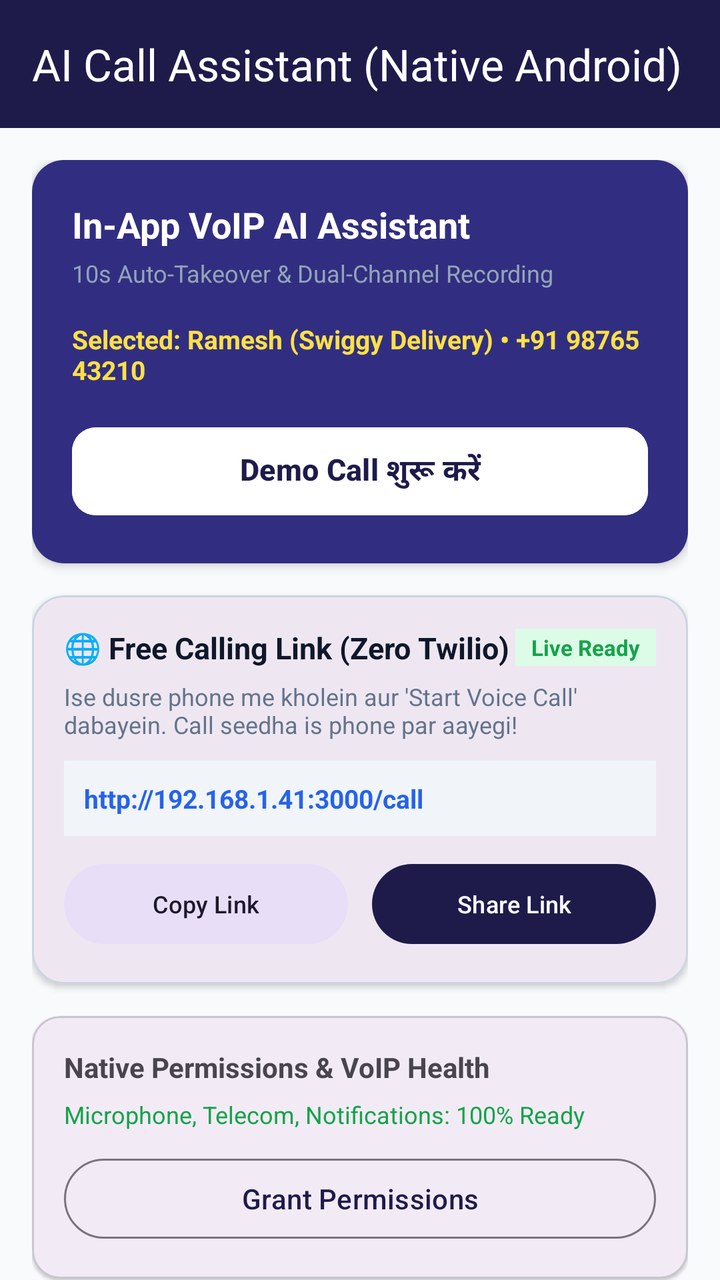
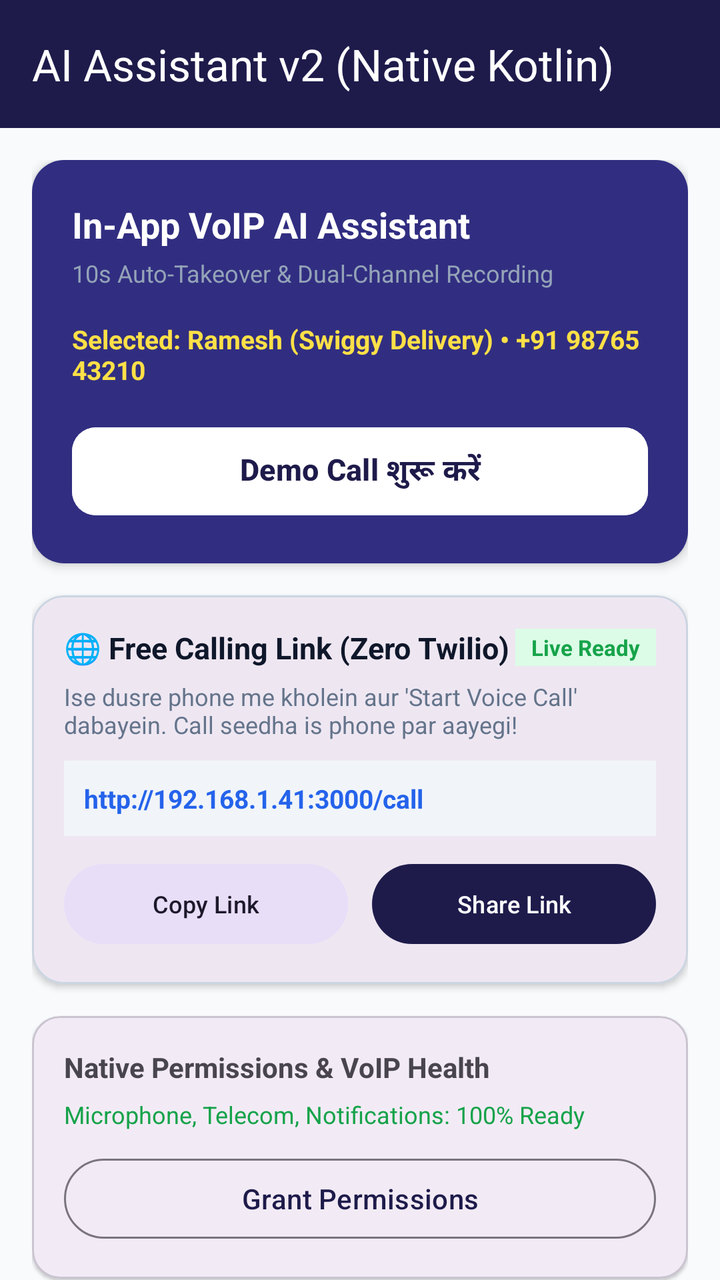

Before-and-after screenshots of an Android layout around one commit, followed by the original layout XML and the change that was made.
<!-- AndroidManifest.xml: application theme Theme.CallAssistant -->
<!-- res/layout/activity_main.xml -->
<?xml version="1.0" encoding="utf-8"?>
<androidx.coordinatorlayout.widget.CoordinatorLayout xmlns:android="http://schemas.android.com/apk/res/android"
    xmlns:app="http://schemas.android.com/apk/res-auto"
    android:layout_width="match_parent"
    android:layout_height="match_parent"
    android:background="#F8FAFC">

    <com.google.android.material.appbar.AppBarLayout
        android:layout_width="match_parent"
        android:layout_height="wrap_content">

        <com.google.android.material.appbar.MaterialToolbar
            android:id="@+id/topAppBar"
            android:layout_width="match_parent"
            android:layout_height="?attr/actionBarSize"
            android:background="@color/primary"
            app:title="AI Call Assistant (Native Android)"
            app:titleTextColor="@color/text_white" />
    </com.google.android.material.appbar.AppBarLayout>

    <androidx.core.widget.NestedScrollView
        android:layout_width="match_parent"
        android:layout_height="match_parent"
        app:layout_behavior="@string/appbar_scrolling_view_behavior">

        <LinearLayout
            android:layout_width="match_parent"
            android:layout_height="wrap_content"
            android:orientation="vertical"
            android:padding="16dp">

            
            <com.google.android.material.card.MaterialCardView
                android:layout_width="match_parent"
                android:layout_height="wrap_content"
                app:cardCornerRadius="16dp"
                app:cardElevation="3dp"
                app:strokeWidth="0dp">

                <LinearLayout
                    android:layout_width="match_parent"
                    android:layout_height="wrap_content"
                    android:background="@color/primary_light"
                    android:orientation="vertical"
                    android:padding="20dp">

                    <TextView
                        android:layout_width="wrap_content"
                        android:layout_height="wrap_content"
                        android:text="In-App VoIP AI Assistant"
                        android:textColor="@color/text_white"
                        android:textSize="18sp"
                        android:textStyle="bold" />

                    <TextView
                        android:layout_width="wrap_content"
                        android:layout_height="wrap_content"
                        android:layout_marginTop="4dp"
                        android:text="10s Auto-Takeover &amp; Dual-Channel Recording"
                        android:textColor="@color/text_muted"
                        android:textSize="12sp" />

                    <TextView
                        android:id="@+id/tvSelectedPersona"
                        android:layout_width="wrap_content"
                        android:layout_height="wrap_content"
                        android:layout_marginTop="16dp"
                        android:text="Selected: Ramesh (Swiggy Delivery) • +91 98765 43210"
                        android:textColor="#FDE047"
                        android:textSize="13sp"
                        android:textStyle="bold" />

                    <com.google.android.material.button.MaterialButton
                        android:id="@+id/btnStartDemoCall"
                        android:layout_width="match_parent"
                        android:layout_height="52dp"
                        android:layout_marginTop="16dp"
                        android:backgroundTint="@color/text_white"
                        android:text="Demo Call शुरू करें"
                        android:textColor="@color/primary"
                        android:textSize="15sp"
                        android:textStyle="bold"
                        app:cornerRadius="12dp" />
                </LinearLayout>
            </com.google.android.material.card.MaterialCardView>

            
            <com.google.android.material.card.MaterialCardView
                android:layout_width="match_parent"
                android:layout_height="wrap_content"
                android:layout_marginTop="16dp"
                app:cardCornerRadius="16dp"
                app:cardElevation="2dp"
                app:strokeColor="#CBD5E1"
                app:strokeWidth="1dp">

                <LinearLayout
                    android:layout_width="match_parent"
                    android:layout_height="wrap_content"
                    android:orientation="vertical"
                    android:padding="16dp">

                    <LinearLayout
                        android:layout_width="match_parent"
                        android:layout_height="wrap_content"
                        android:gravity="center_vertical"
                        android:orientation="horizontal">

                        <TextView
                            android:layout_width="0dp"
                            android:layout_height="wrap_content"
                            android:layout_weight="1"
                            android:text="🌐 Free Calling Link (Zero Twilio)"
                            android:textColor="#0F172A"
                            android:textSize="15sp"
                            android:textStyle="bold" />

                        <TextView
                            android:id="@+id/tvBridgeStatus"
                            android:layout_width="wrap_content"
                            android:layout_height="wrap_content"
                            android:background="#DCFCE7"
                            android:paddingLeft="8dp"
                            android:paddingTop="2dp"
                            android:paddingRight="8dp"
                            android:paddingBottom="2dp"
                            android:text="Live Ready"
                            android:textColor="#16A34A"
                            android:textSize="11sp"
                            android:textStyle="bold" />
                    </LinearLayout>

                    <TextView
                        android:layout_width="wrap_content"
                        android:layout_height="wrap_content"
                        android:layout_marginTop="6dp"
                        android:text="Ise dusre phone me kholein aur 'Start Voice Call' dabayein. Call seedha is phone par aayegi!"
                        android:textColor="#64748B"
                        android:textSize="12sp" />

                    <TextView
                        android:id="@+id/tvWebCallUrl"
                        android:layout_width="match_parent"
                        android:layout_height="wrap_content"
                        android:layout_marginTop="10dp"
                        android:background="#F1F5F9"
                        android:padding="10dp"
                        android:text="http://192.168.1.41:3000/call"
                        android:textColor="#2563EB"
                        android:textSize="13sp"
                        android:textStyle="bold" />

                    <LinearLayout
                        android:layout_width="match_parent"
                        android:layout_height="wrap_content"
                        android:layout_marginTop="10dp"
                        android:orientation="horizontal">

                        <com.google.android.material.button.MaterialButton
                            android:id="@+id/btnCopyLink"
                            style="@style/Widget.Material3.Button.TonalButton"
                            android:layout_width="0dp"
                            android:layout_height="wrap_content"
                            android:layout_marginEnd="6dp"
                            android:layout_weight="1"
                            android:text="Copy Link"
                            android:textSize="12sp" />

                        <com.google.android.material.button.MaterialButton
                            android:id="@+id/btnShareLink"
                            android:layout_width="0dp"
                            android:layout_height="wrap_content"
                            android:layout_marginStart="6dp"
                            android:layout_weight="1"
                            android:text="Share Link"
                            android:textSize="12sp" />
                    </LinearLayout>
                </LinearLayout>
            </com.google.android.material.card.MaterialCardView>

            
            <com.google.android.material.card.MaterialCardView
                android:layout_width="match_parent"
                android:layout_height="wrap_content"
                android:layout_marginTop="16dp"
                app:cardCornerRadius="14dp"
                app:cardElevation="1dp">

                <LinearLayout
                    android:layout_width="match_parent"
                    android:layout_height="wrap_content"
                    android:orientation="vertical"
                    android:padding="16dp">

                    <TextView
                        android:layout_width="wrap_content"
                        android:layout_height="wrap_content"
                        android:text="Native Permissions &amp; VoIP Health"
                        android:textSize="14sp"
                        android:textStyle="bold" />

                    <TextView
                        android:id="@+id/tvPermStatus"
                        android:layout_width="wrap_content"
                        android:layout_height="wrap_content"
                        android:layout_marginTop="6dp"
                        android:text="Microphone, Telecom, Notifications: 100% Ready"
                        android:textColor="#16A34A"
                        android:textSize="12sp" />

                    <com.google.android.material.button.MaterialButton
                        android:id="@+id/btnGrantPerms"
                        style="@style/Widget.Material3.Button.OutlinedButton"
                        android:layout_width="match_parent"
                        android:layout_height="wrap_content"
                        android:layout_marginTop="10dp"
                        android:text="Grant Permissions" />
                </LinearLayout>
            </com.google.android.material.card.MaterialCardView>

            
            <LinearLayout
                android:layout_width="match_parent"
                android:layout_height="wrap_content"
                android:layout_marginTop="20dp"
                android:gravity="center_vertical"
                android:orientation="horizontal">

                <TextView
                    android:layout_width="0dp"
                    android:layout_height="wrap_content"
                    android:layout_weight="1"
                    android:text="Recent Calls &amp; Transcripts"
                    android:textSize="16sp"
                    android:textStyle="bold" />

                <TextView
                    android:id="@+id/tvCallsCount"
                    android:layout_width="wrap_content"
                    android:layout_height="wrap_content"
                    android:text="2 calls"
                    android:textColor="#64748B"
                    android:textSize="12sp" />
            </LinearLayout>

            
            <androidx.recyclerview.widget.RecyclerView
                android:id="@+id/rvRecentCalls"
                android:layout_width="match_parent"
                android:layout_height="wrap_content"
                android:layout_marginTop="8dp"
                android:nestedScrollingEnabled="false" />

        </LinearLayout>
    </androidx.core.widget.NestedScrollView>

</androidx.coordinatorlayout.widget.CoordinatorLayout>
<!-- resources referenced by this layout -->
<resources>
  <color name="primary">#1E1B4B</color>
  <color name="primary_light">#312E81</color>
  <color name="text_muted">#94A3B8</color>
  <color name="text_white">#FFFFFF</color>
  <style name="Theme.CallAssistant" parent="Theme.Material3.DayNight.NoActionBar">
          <item name="colorPrimary">@color/primary</item>
          <item name="colorSecondary">@color/accent</item>
          <item name="android:statusBarColor">@color/primary</item>
      </style>
  <color name="accent">#4F46E5</color>
</resources>

<!-- the commit's change to res/layout/activity_main.xml (unified diff, before → after) -->
@@ -14,7 +14,7 @@
             android:layout_width="match_parent"
             android:layout_height="?attr/actionBarSize"
             android:background="@color/primary"
-            app:title="AI Call Assistant (Native Android)"
+            app:title="AI Assistant v2 (Native Kotlin)"
             app:titleTextColor="@color/text_white" />
     </com.google.android.material.appbar.AppBarLayout>
 
